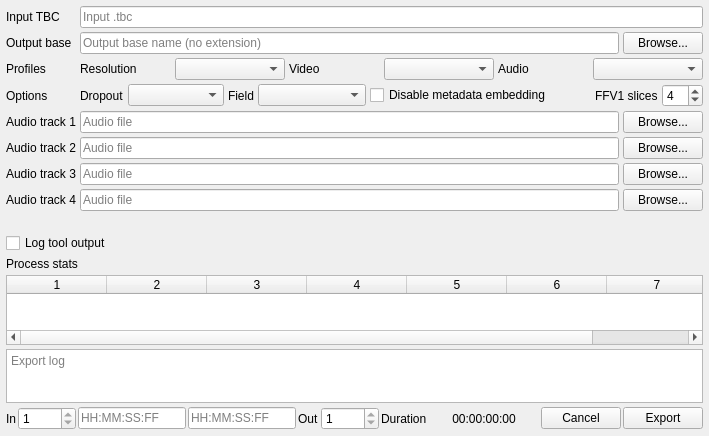
First picture: the form in src/ld-analyse/exportdialog.ui, repository n00mkrad/tbc-tools, before the edit.
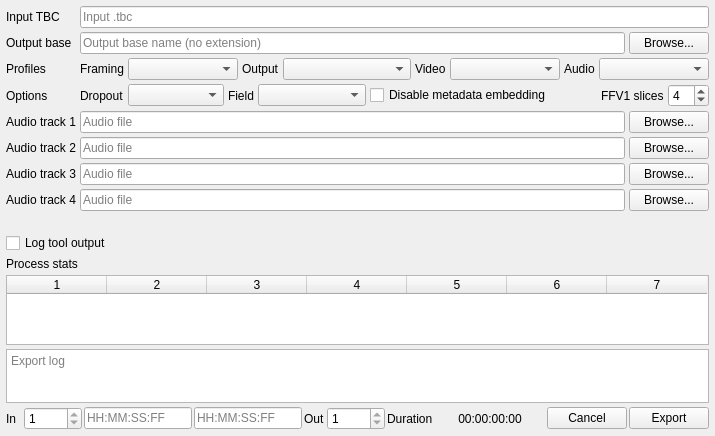
Second picture: the form after the edit.

Commit message:
ld-analyse: add framing/output export modes with safe D1 sizing
- split Export controls into Framing and Output selectors
- add output modes including Default (D1), Decode Native, BT.601 and square-pixel targets
- apply safe framing-aware resample filters for Active Area and Active+VBI exports
- fix NTSC 4:3 SAR/height handling for proper aspect signaling
- update dropout selector labels and compatibility logging

```diff
--- a/src/ld-analyse/exportdialog.ui
+++ b/src/ld-analyse/exportdialog.ui
@@ -106,7 +106,7 @@
        <item>
         <widget class="QLabel" name="resolutionLabel">
          <property name="text">
-          <string>Resolution</string>
+          <string>Framing</string>
          </property>
         </widget>
        </item>
@@ -120,6 +120,23 @@
          </property>
         </widget>
        </item>
+       <item>
+        <widget class="QLabel" name="outputResolutionModeLabel">
+         <property name="text">
+          <string>Output</string>
+         </property>
+        </widget>
+       </item>
+       <item>
+        <widget class="QComboBox" name="outputResolutionModeComboBox">
+         <property name="minimumSize">
+          <size>
+           <width>128</width>
+           <height>0</height>
+          </size>
+         </property>
+        </widget>
+       </item>
        <item>
         <widget class="QLabel" name="videoProfileLabel">
          <property name="text">
```
The commit also changes 1 other file.
